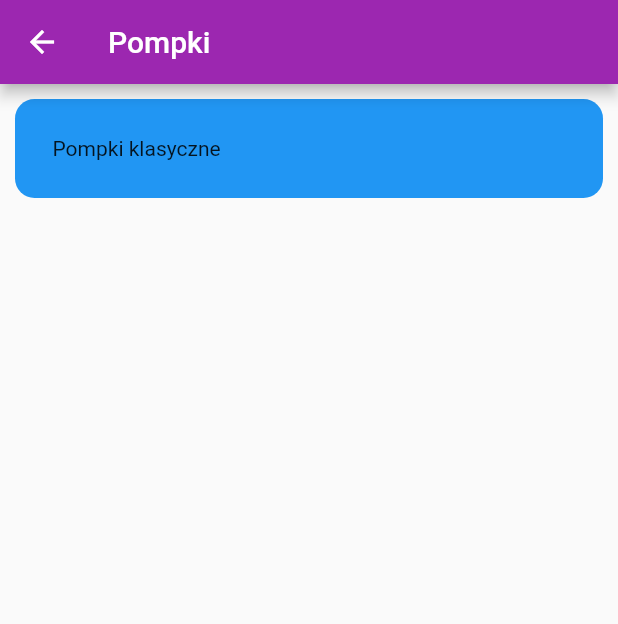
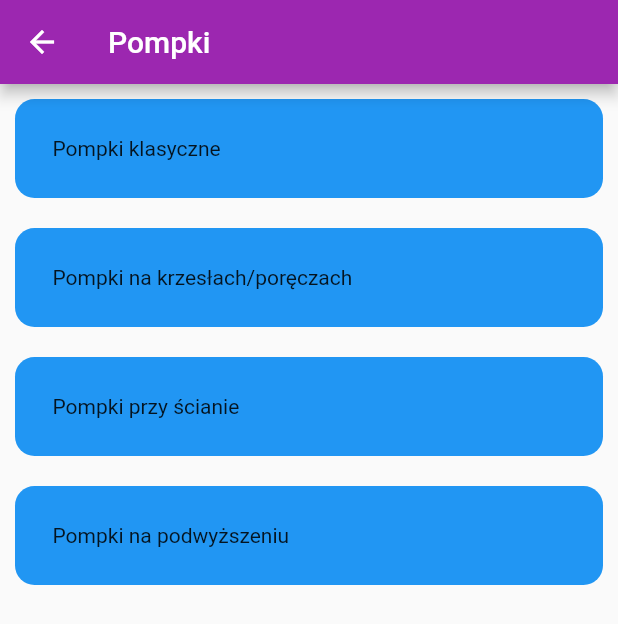
Before and after one commit to szymonsender/Cwiczenia, a Flutter app: the PushUpPage screen opened directly, on a phone screen of 412 x 824 dp. Shown: the top 624 px of the screen. Run offline on Flutter 3.47's test engine with Material 2 defaults, Android fonts, the light colour scheme and no system bars.

Commit message:
Add some page

```diff
--- a/lib/home_exercises/Exercises/pushup/push_up.dart
+++ b/lib/home_exercises/Exercises/pushup/push_up.dart
@@ -1,4 +1,7 @@
 import 'package:cwiczenia/home_exercises/Exercises/pushup/classic/classic_push_up.dart';
+import 'package:cwiczenia/home_exercises/Exercises/pushup/on_a_rise/rise_push_ups.dart';
+import 'package:cwiczenia/home_exercises/Exercises/pushup/push-ups%20on%20chairs/chair_push_up.dart';
+import 'package:cwiczenia/home_exercises/Exercises/pushup/wall/wall_push_ups.dart';
 import 'package:cwiczenia/widgets/custom_checkbox.dart';
 import 'package:flutter/material.dart';
 
@@ -44,6 +47,74 @@ class _PushUpPageState extends State<PushUpPage> {
               child: const Text('Pompki klasyczne'),
             ),
           ),
+          InkWell(
+            splashColor: Colors.grey,
+            onTap: () {
+              Navigator.push(
+                context,
+                MaterialPageRoute(
+                  builder: (context) {
+                    return const ChairPushUpPage(
+                        title: 'Pompki na krzesłach/poręczach');
+                  },
+                ),
+              );
+            },
+            child: Container(
+              decoration: BoxDecoration(
+                borderRadius: BorderRadius.circular(13),
+                color: Colors.blue,
+              ),
+              padding: const EdgeInsets.all(25),
+              margin: const EdgeInsets.all(10),
+              child: const Text('Pompki na krzesłach/poręczach'),
+            ),
+          ),
+          InkWell(
+            splashColor: Colors.grey,
+            onTap: () {
+              Navigator.push(
+                context,
+                MaterialPageRoute(
+                  builder: (context) {
+                    return const WallPushUpPage(title: 'Pompki przy ścianie');
+                  },
+                ),
+              );
+            },
+            child: Container(
+              decoration: BoxDecoration(
+                borderRadius: BorderRadius.circular(13),
+                color: Colors.blue,
+              ),
+              padding: const EdgeInsets.all(25),
+              margin: const EdgeInsets.all(10),
+              child: const Text('Pompki przy ścianie'),
+            ),
+          ),
+          InkWell(
+            splashColor: Colors.grey,
+            onTap: () {
+              Navigator.push(
+                context,
+                MaterialPageRoute(
+                  builder: (context) {
+                    return const RisePushUpPage(
+                        title: 'Pompki na podwyższeniu');
+                  },
+                ),
+              );
+            },
+            child: Container(
+              decoration: BoxDecoration(
+                borderRadius: BorderRadius.circular(13),
+                color: Colors.blue,
+              ),
+              padding: const EdgeInsets.all(25),
+              margin: const EdgeInsets.all(10),
+              child: const Text('Pompki na podwyższeniu'),
+            ),
+          ),
         ],
       ),
     );
--- a/pubspec.yaml
+++ b/pubspec.yaml
@@ -60,6 +60,12 @@ flutter:
   # To add assets to your application, add an assets section, like this:
   assets:
     - assets/images/push_up.gif
+    - assets/images/dips.gif
+    - assets/images/wall.gif
+    - assets/images/on_rise.gif
+    - assets/images/fot1.jpg
+    - assets/images/fot1a.jpg
+
     # - images/a_dot_ham.jpeg
 
   # An image asset can refer to one or more resolution-specific "variants", see
```
Also changed, not shown: lib/home_exercises/Exercises/pushup/on_a_rise/rise_push_ups.dart (added, +52 -0 lines), lib/home_exercises/Exercises/pushup/push-ups on chairs/chair_push_up.dart (added, +52 -0 lines), lib/home_exercises/Exercises/pushup/wall/wall_push_ups.dart (added, +52 -0 lines), lib/home_exercises/Exercises/with_expander/ekspander_ex.dart (+94 -0 lines), lib/stretching/exercises/chest.dart (added, +78 -0 lines), lib/stretching/stretching.dart (+16 -12 lines), assets/images/fot1.jpg (added), assets/images/fot1a.jpg (added), assets/images/on_rise.gif (added), assets/images/wall.gif (added), 1 other file.
